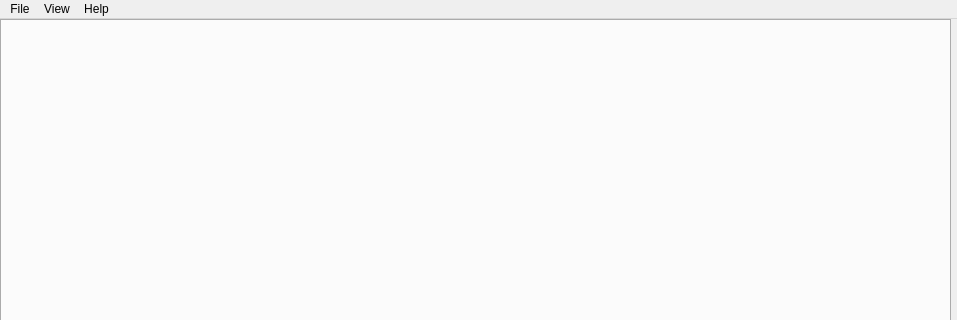
Above: qt/win_main.ui from gem/sidd before the change; both pictures show x 0 to 957 and y 0 to 320 of the 957 by 766 pixel window. Below: the same form after it.
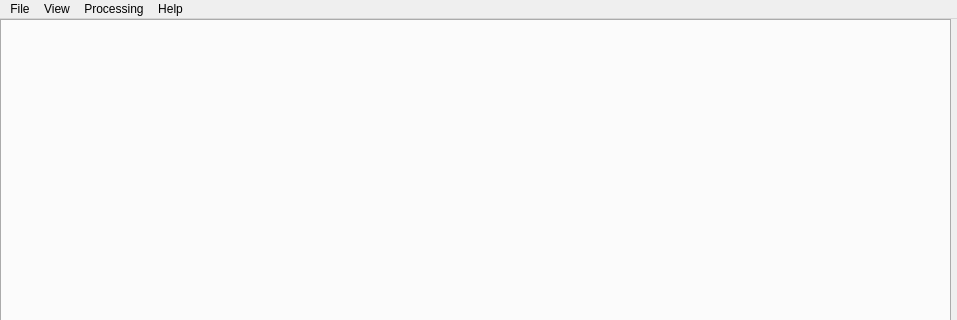
That is the form after the change.

Commit message:
updates - new processing option allowing generating exposure from three methods   - monte-carlo, fraction, fraction rounded - run fragmentation and building count analysis on result and display report   on preview screen - export shapefile separates geometry and attributes - export exposure to CSV file - export Mapping Scheme leaves as CSV files - multiple bug fixes
test updates
- datasets to match test cases
- update code in test cases

```diff
--- a/qt/win_main.ui
+++ b/qt/win_main.ui
@@ -68,8 +68,15 @@
     <addaction name="actionMapping_Schemes"/>
     <addaction name="actionResult"/>
    </widget>
+   <widget class="QMenu" name="menuProcessing">
+    <property name="title">
+     <string>Processing</string>
+    </property>
+    <addaction name="actionProcessing_Options"/>
+   </widget>
    <addaction name="menuFile"/>
    <addaction name="menuView"/>
+   <addaction name="menuProcessing"/>
    <addaction name="menuHelp"/>
   </widget>
   <widget class="QStatusBar" name="statusbar"/>
```
Left out of the diff: 5 changed lines with no effect on the pictures. The commit also changes 94 other files.
